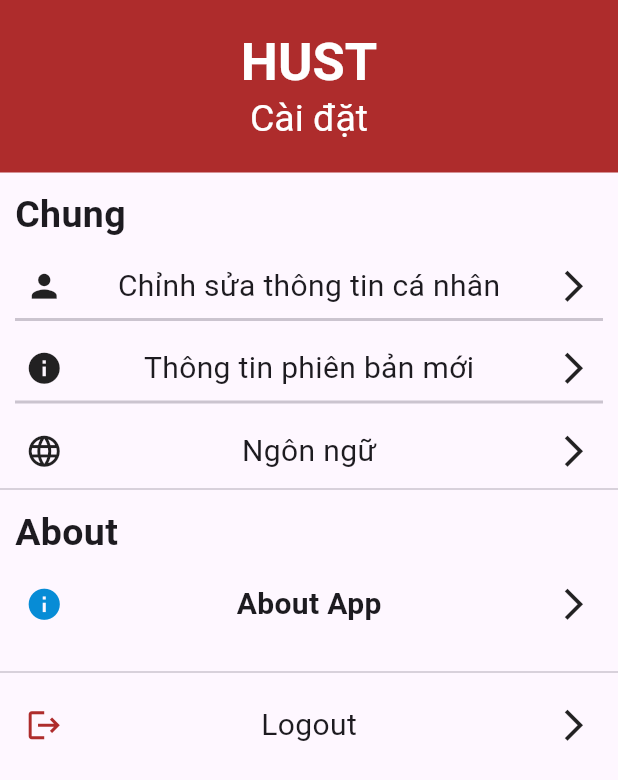
After one commit to iwannabeasenior/qldt, a Flutter app: the SettingPage screen opened directly, on a phone screen of 412 x 824 dp. The commit adds this screen. Shown: the top 780 px of the screen. Run offline on Flutter 3.47's test engine with Material 3 defaults, Android fonts, the phone set to English and light mode, and no system bars.

Commit message:
feat: add main settings ui

```diff
--- a/lib/helper/routes.dart
+++ b/lib/helper/routes.dart
@@ -4,6 +4,8 @@ import 'package:qldt/presentation/page/auth/signin_page.dart';
 import 'package:qldt/presentation/page/auth/signup_page.dart';
 import 'package:qldt/presentation/page/home_page.dart';
 import 'package:qldt/presentation/page/splash_page.dart';
+
+import '../presentation/page/setting/setting_page.dart';
 
 class Routes {
   static dynamic route() {
@@ -29,7 +31,11 @@ class Routes {
         return MaterialPageRoute(builder: (context) {
           return SignUpPage();
         });
-      default:
+      case 'SettingPage':
+        return MaterialPageRoute(builder: (context) {
+          return SettingPage();
+        });
+        default:
         return onUnknownRoute(const RouteSettings(name: '/Feature'));
     }
   }
--- /dev/null
+++ b/lib/presentation/page/setting/setting_page.dart
@@ -0,0 +1,253 @@
+import 'package:flutter/cupertino.dart';
+import 'package:flutter/material.dart';
+import 'package:qldt/presentation/theme/color_style.dart';
+
+class SettingPage extends StatefulWidget {
+  const SettingPage({super.key});
+
+  @override
+  State<SettingPage> createState() => _SettingPageState();
+}
+
+class _SettingPageState extends State<SettingPage> {
+  @override
+  Widget build(BuildContext context) {
+    return SafeArea(
+      child: Scaffold(
+        appBar: AppBar(
+          title: const Column(
+            children: [
+               Text('HUST', style: TextStyle(
+                color: Colors.white,
+                fontWeight: FontWeight.bold,
+                fontSize: 35,
+              ),),
+               Text('Cài đặt', style: TextStyle(
+                 color: Colors.white,
+                 fontSize: 25,
+               ),)
+            ],
+          ),
+          backgroundColor: const Color(0xffAE2C2C),
+          centerTitle: true,
+          toolbarHeight: 115,
+          automaticallyImplyLeading: false,
+        ),
+        body: Column(
+          children: [
+            Padding(
+              padding: const EdgeInsets.all(10),
+              child: Container(
+                // color: Colors.green,
+                child: Column(
+                  mainAxisSize: MainAxisSize.min,
+                  crossAxisAlignment: CrossAxisAlignment.start,
+                  children: [
+                    const Text('Chung', style: TextStyle(fontSize: 25, fontWeight: FontWeight.bold),),
+                    const SizedBox(height: 15,),
+                    Row(
+                      mainAxisAlignment: MainAxisAlignment.spaceEvenly,
+                      children: [
+                        const Icon(
+                          Icons.person,
+                          size: 25,
+                        ),
+                        const SizedBox(width: 10,),
+
+                        GestureDetector(
+                          onTap: () {
+                            Navigator.push(context, MaterialPageRoute(builder: (context) {
+                              return DetailInfo();
+                            }));
+                          },
+                          child: SizedBox(
+                            width: 280,
+                            child: Center(
+                              child: Text('Chỉnh sửa thông tin cá nhân',
+                                style: TextStyle(
+                                  fontSize: 20
+                                ),
+                              ),
+                            ),
+                          ),
+                        ),
+                        const SizedBox(width: 10,),
+                        const Icon(
+                          Icons.arrow_forward_ios,
+                          size: 25,
+                        )
+                      ],
+                    ),
+                    const Divider(thickness: 2,),
+                    const SizedBox(height: 10,),
+                    const Row(
+                      mainAxisAlignment: MainAxisAlignment.spaceEvenly,
+                      children: [
+                        Icon(
+                          Icons.info,
+                          size: 25,
+                        ),
+                        SizedBox(width: 10,),
+                        SizedBox(
+                          width: 280,
+                          child: Center(
+                            child: Text('Thông tin phiên bản mới',
+                              style: TextStyle(
+                                  fontSize: 20
+                              ),
+                            ),
+                          ),
+                        ),
+                        SizedBox(width: 10,),
+                        Icon(
+                          Icons.arrow_forward_ios,
+                          size: 25,
+                        )
+                      ],
+                    ),
+                    const Divider(thickness: 2,),
+                    const SizedBox(height: 10,),
+                    const Row(
+                      mainAxisAlignment: MainAxisAlignment.spaceEvenly,
+                      children: [
+                        Icon(
+                          Icons.language,
+                          size: 25,
+                        ),
+                        SizedBox(width: 10,),
+                        SizedBox(
+                          width: 280,
+                          child: Center(
+                            child: Text('Ngôn ngữ',
+                              style: TextStyle(
+                                  fontSize: 20,
+
+                              ),
+                            ),
+                          ),
+                        ),
+                        SizedBox(width: 10,),
+                        Icon(
+                          Icons.arrow_forward_ios,
+                          size: 25,
+                        )
+                      ],
+                    ),
+                  ],
+                ),
+              ),
+            ),
+            const SizedBox(
+              height: 2,
+              width: double.infinity,
+              child: Divider(),
+            ),
+            Padding(
+              padding: const EdgeInsets.all(10),
+              child: Container(
+                // color: Colors.green,
+                child: const Column(
+                  mainAxisSize: MainAxisSize.min,
+                  crossAxisAlignment: CrossAxisAlignment.start,
+                  children: [
+                    Text('About', style: TextStyle(fontSize: 25, fontWeight: FontWeight.bold),),
+                    SizedBox(height: 15,),
+                    Row(
+                      mainAxisAlignment: MainAxisAlignment.spaceEvenly,
+                      children: [
+                        Icon(
+                          Icons.info,
+                          size: 25,
+                          color: Color(0xff078CD6),
+                        ),
+                        SizedBox(width: 10,),
+                        SizedBox(
+                          width: 280,
+                          child: Center(
+                            child: Text('About App',
+                              style: TextStyle(
+                                  fontSize: 20,
+                                  fontWeight: FontWeight.bold
+                              ),
+                            ),
+                          ),
+                        ),
+                        SizedBox(width: 10,),
+                        Icon(
+                          Icons.arrow_forward_ios,
+                          size: 25,
+                        )
+                      ],
+                    ),
+                    SizedBox(height: 20,),
+                  ],
+                ),
+              ),
+            ),
+            const SizedBox(
+              height: 2,
+              width: double.infinity,
+              child: Divider(),
+            ),
+            Padding(
+              padding: const EdgeInsets.only(top: 20, left: 10, right: 10, bottom: 10),
+              child: Container(
+                // color: Colors.green,
+                child: const Column(
+                  mainAxisSize: MainAxisSize.min,
+                  crossAxisAlignment: CrossAxisAlignment.start,
+                  children: [
+                    Row(
+                      mainAxisAlignment: MainAxisAlignment.spaceEvenly,
+                      children: [
+                        Icon(
+                          Icons.logout,
+                          size: 25,
+                          color: Color(0xffAE2C2C),
+                        ),
+                        SizedBox(width: 10,),
+                        SizedBox(
+                          width: 280,
+                          child: Center(
+                            child: Text('Logout',
+                              style: TextStyle(
+                                  fontSize: 20,
+                              ),
+                            ),
+                          ),
+                        ),
+                        SizedBox(width: 10,),
+                        Icon(
+                          Icons.arrow_forward_ios,
+                          size: 25,
+                        )
+                      ],
+                    ),
+                  ],
+                ),
+              ),
+            ),
+          ],
+        )
+      ),
+    );
+  }
+}
+class DetailInfo extends StatefulWidget {
+  const DetailInfo({super.key});
+
+  @override
+  State<DetailInfo> createState() => _DetailInfoState();
+}
+
+class _DetailInfoState extends State<DetailInfo> {
+  @override
+  Widget build(BuildContext context) {
+    return SafeArea(
+        child: Scaffold(
+          body: Container(
+            color: Colors.white,
+          ),
+        ));
+  }
+}
--- a/lib/presentation/page/splash_page.dart
+++ b/lib/presentation/page/splash_page.dart
@@ -12,7 +12,7 @@ class _SplashPageState extends State<SplashPage> {
   Widget build(BuildContext context) {
     return GestureDetector(
         onTap: () {
-          Navigator.pushNamed(context, '/HomePage');
+          Navigator.pushNamed(context, '/SettingPage');
         },
         child: Center(child: const Text("Splash Page")));
   }
```
